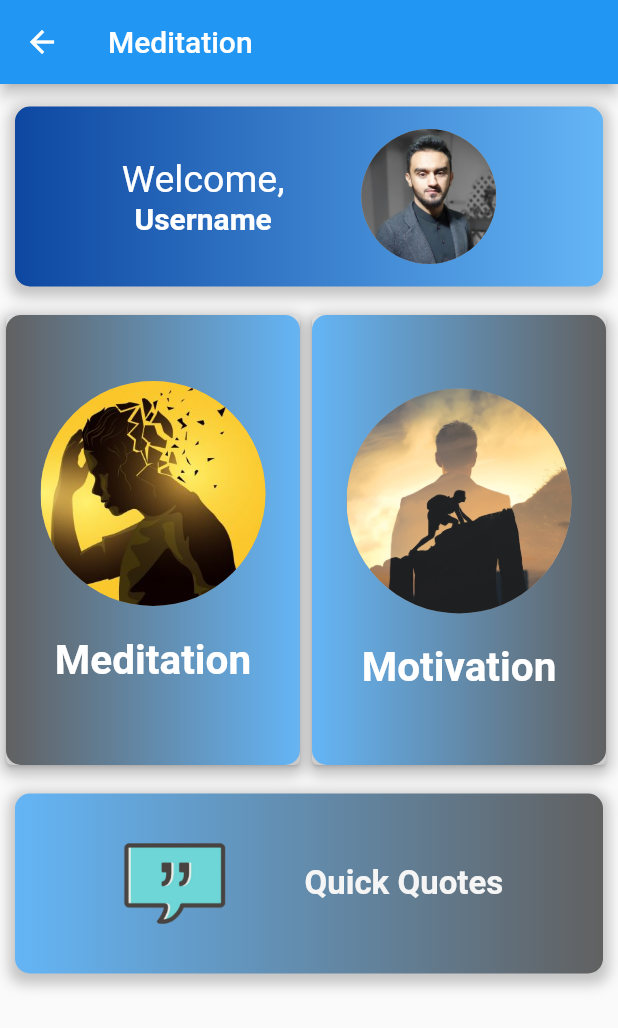
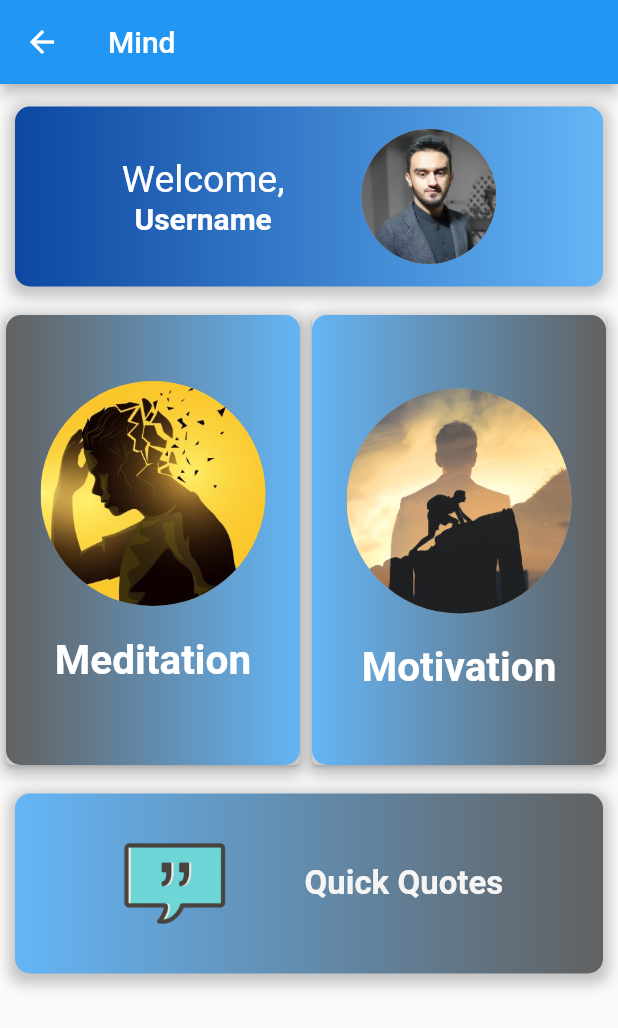
Before and after one commit to devAbdulAzizUmar/scene-it, a Flutter app: the MindHomePage screen opened by its route, on a phone screen of 412 x 824 dp. Shown: the top 1028 px of the screen. Run offline on Flutter 3.47's test engine with Material 2 defaults, Android fonts, the light colour scheme and no system bars; our stand-ins replace audioplayers, flutter_secure_storage, image_picker, jwt_decoder; missing offline and left inert: arcore_flutter_plugin, arkit_plugin, assets_audio_player_web, image_picker_for_web, time_ago_provider; accounts and stored records are empty; network calls fail.

Commit message:
Changed to mind

```diff
--- a/lib/Screens/ads-overview-screen.dart
+++ b/lib/Screens/ads-overview-screen.dart
@@ -157,7 +157,6 @@ class _AdsOverviewScreenState extends State<AdsOverviewScreen> {
   Widget buildList() {
     return ListView.builder(
       controller: _scrollController,
-      cacheExtent: 0,
       itemCount: postsAfterSearch.length + 2,
       itemBuilder: (context, index) {
         if (index == postsAfterSearch.length + 1) {
--- a/lib/Screens/mind-home.dart
+++ b/lib/Screens/mind-home.dart
@@ -19,7 +19,7 @@ class _MeditationhomeState extends State<MindHomePage> {
     final mediaQuery = MediaQuery.of(context);
     return Scaffold(
       appBar: AppBar(
-        title: Text("Meditation"),
+        title: Text("Mind"),
       ),
       body: ListView(
         children: [
--- a/lib/Util/api.dart
+++ b/lib/Util/api.dart
@@ -1,6 +1,4 @@
 import 'dart:convert';
-
-
 
 import 'package:first_app/Models/user.dart';
 import 'package:flutter/material.dart';
@@ -125,7 +123,7 @@ class API {
     List<String> imageUrls,
   }) async {
     final response = await http.post(
-      Uri.http(baseURL, '/posts/addPost'),
+      Uri.https(baseURL, '/posts/addPost'),
       headers: {
         'Content-Type': 'application/json',
         'Authorization': 'Bearer ${CurrentUser.token}',
```
